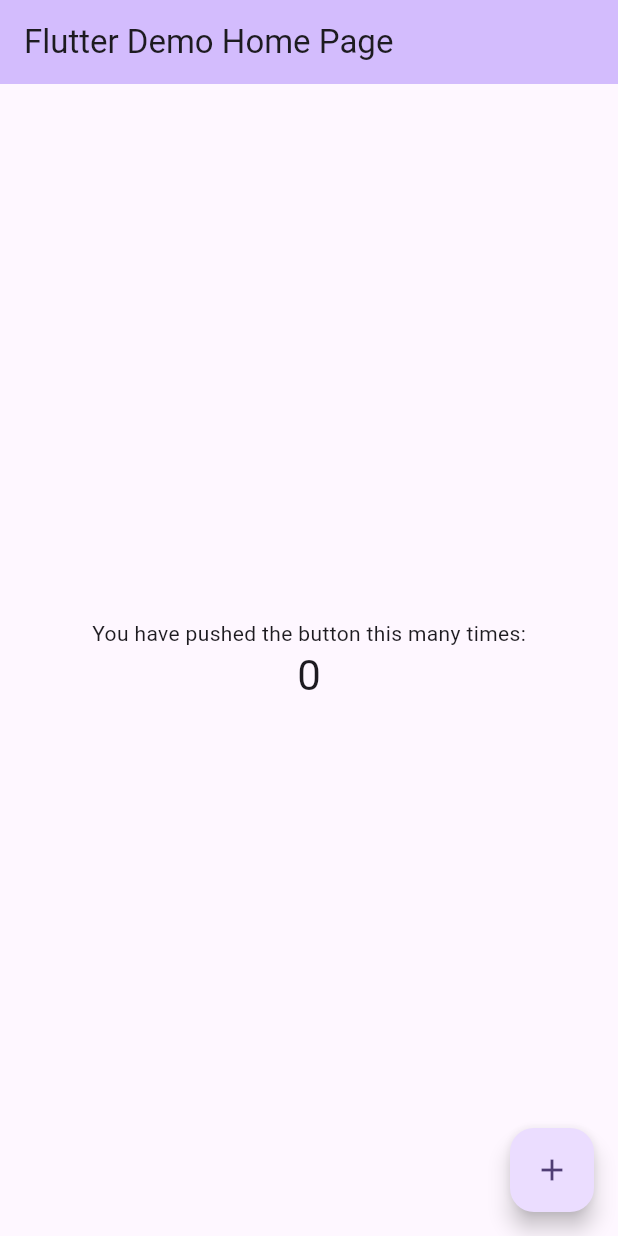
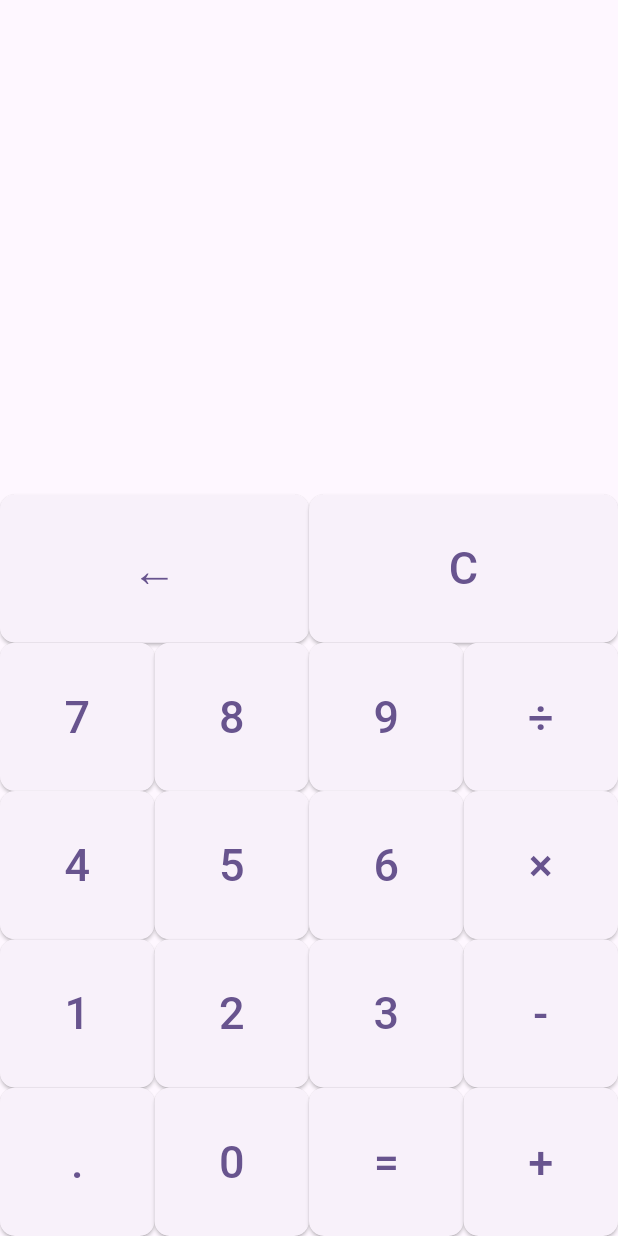
Before and after one commit to rafaSouzaLima/calculadora-app, a Flutter app: the screen it shows after launch, on a phone screen of 412 x 824 dp. Run offline on Flutter 3.47's test engine with Material 3 defaults, Android fonts, the phone set to English and light mode, and no system bars.

Commit message:
feat: esqueleto básico do app

```diff
--- a/lib/main.dart
+++ b/lib/main.dart
@@ -1,4 +1,6 @@
 import 'package:flutter/material.dart';
+import 'package:rafael3032191/widgets/teclado.dart';
+import 'package:rafael3032191/widgets/visor.dart';
 
 void main() {
   runApp(const MyApp());
@@ -10,59 +12,39 @@ class MyApp extends StatelessWidget {
   @override
   Widget build(BuildContext context) {
     return MaterialApp(
-      title: 'Flutter Demo',
-      theme: ThemeData(
-        colorScheme: ColorScheme.fromSeed(seedColor: Colors.deepPurple),
-        useMaterial3: true,
-      ),
-      home: const MyHomePage(title: 'Flutter Demo Home Page'),
-    );
+        title: 'Calculadora',
+        theme: ThemeData(
+          colorScheme: ColorScheme.fromSeed(seedColor: Colors.deepPurple),
+          useMaterial3: true,
+        ),
+        home: const Calculadora());
   }
 }
 
-class MyHomePage extends StatefulWidget {
-  const MyHomePage({super.key, required this.title});
-
-  final String title;
+class Calculadora extends StatefulWidget {
+  const Calculadora({super.key});
 
   @override
-  State<MyHomePage> createState() => _MyHomePageState();
+  State<Calculadora> createState() => _CalculadoraState();
 }
 
-class _MyHomePageState extends State<MyHomePage> {
-  int _counter = 0;
+class _CalculadoraState extends State<Calculadora> {
+  String _texto = '';
 
-  void _incrementCounter() {
+  void _setComando(String texto) {
     setState(() {
-      _counter++;
+      _texto += texto;
     });
   }
 
   @override
   Widget build(BuildContext context) {
     return Scaffold(
-      appBar: AppBar(
-        backgroundColor: Theme.of(context).colorScheme.inversePrimary,
-        title: Text(widget.title),
-      ),
-      body: Center(
-        child: Column(
-          mainAxisAlignment: MainAxisAlignment.center,
-          children: <Widget>[
-            const Text(
-              'You have pushed the button this many times:',
-            ),
-            Text(
-              '$_counter',
-              style: Theme.of(context).textTheme.headlineMedium,
-            ),
-          ],
-        ),
-      ),
-      floatingActionButton: FloatingActionButton(
-        onPressed: _incrementCounter,
-        tooltip: 'Increment',
-        child: const Icon(Icons.add),
+      body: Column(
+        children: [
+          Visor(entrada: _texto),
+          Teclado(comando: _setComando),
+        ],
       ),
     );
   }
--- /dev/null
+++ b/lib/widgets/linha_tecla.dart
@@ -0,0 +1,18 @@
+import 'package:flutter/material.dart';
+import 'tecla.dart';
+
+class LinhaTecla extends StatelessWidget {
+  final List<Tecla> teclas;
+
+  const LinhaTecla({super.key, required this.teclas});
+
+  @override
+  Widget build(BuildContext context) {
+    return Expanded(
+      child: Row(
+        crossAxisAlignment: CrossAxisAlignment.stretch,
+        children: teclas,
+      ),
+    );
+  }
+}
--- /dev/null
+++ b/lib/widgets/tecla.dart
@@ -0,0 +1,30 @@
+import 'package:flutter/material.dart';
+
+class Tecla extends StatelessWidget {
+  final String texto;
+  final void Function(String) comando;
+
+  const Tecla({super.key, required this.texto, required this.comando});
+
+  @override
+  Widget build(BuildContext context) {
+    return Expanded(
+      child: ElevatedButton(
+        onPressed: () {
+          comando(texto);
+        },
+        style: ElevatedButton.styleFrom(
+          shape: RoundedRectangleBorder(
+            borderRadius: BorderRadius.circular(10),
+          ),
+        ),
+        child: Text(
+          texto,
+          style: const TextStyle(
+            fontSize: 30,
+          ),
+        ),
+      ),
+    );
+  }
+}
--- /dev/null
+++ b/lib/widgets/teclado.dart
@@ -0,0 +1,48 @@
+import 'package:flutter/material.dart';
+import 'package:rafael3032191/widgets/linha_tecla.dart';
+import 'package:rafael3032191/widgets/tecla.dart';
+
+class Teclado extends StatelessWidget {
+  final void Function(String) comando;
+
+  const Teclado({super.key, required this.comando});
+
+  @override
+  Widget build(BuildContext context) {
+    return SizedBox(
+      height: MediaQuery.of(context).size.height * 0.6,
+      child: Column(
+        children: <Widget>[
+          LinhaTecla(teclas: [
+            Tecla(texto: "←", comando: comando),
+            Tecla(texto: "C", comando: comando),
+          ]),
+          LinhaTecla(teclas: [
+            Tecla(texto: "7", comando: comando),
+            Tecla(texto: "8", comando: comando),
+            Tecla(texto: "9", comando: comando),
+            Tecla(texto: "÷", comando: comando),
+          ]),
+          LinhaTecla(teclas: [
+            Tecla(texto: "4", comando: comando),
+            Tecla(texto: "5", comando: comando),
+            Tecla(texto: "6", comando: comando),
+            Tecla(texto: "×", comando: comando),
+          ]),
+          LinhaTecla(teclas: [
+            Tecla(texto: "1", comando: comando),
+            Tecla(texto: "2", comando: comando),
+            Tecla(texto: "3", comando: comando),
+            Tecla(texto: "-", comando: comando),
+          ]),
+          LinhaTecla(teclas: [
+            Tecla(texto: ".", comando: comando),
+            Tecla(texto: "0", comando: comando),
+            Tecla(texto: "=", comando: comando),
+            Tecla(texto: "+", comando: comando),
+          ]),
+        ],
+      ),
+    );
+  }
+}
--- /dev/null
+++ b/lib/widgets/visor.dart
@@ -0,0 +1,38 @@
+import 'package:flutter/material.dart';
+import 'package:flutter/widgets.dart';
+
+class Visor extends StatefulWidget {
+  final String entrada;
+
+  const Visor({super.key, required this.entrada});
+
+  @override
+  State<Visor> createState() => _VisorState();
+}
+
+class _VisorState extends State<Visor> {
+  @override
+  Widget build(BuildContext context) {
+    return Expanded(
+      child: Column(
+        mainAxisAlignment: MainAxisAlignment.end,
+        children: [
+          Row(
+            children: [
+              Expanded(
+                child: Text(
+                  widget.entrada,
+                  textAlign: TextAlign.right,
+                  maxLines: 1,
+                  style: const TextStyle(
+                    fontSize: 40,
+                  ),
+                ),
+              ),
+            ],
+          ),
+        ],
+      ),
+    );
+  }
+}
```
